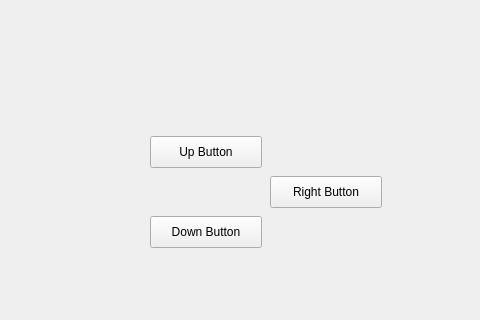
Old version of the form QtDraw/mainwindow.ui in the repository feichay10/QtDraw; both pictures show x 0 to 480 and y 334 to 654 of the 864 by 654 pixel window.
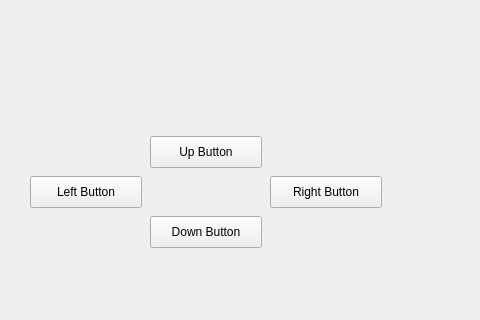
New version of the form.

Commit message: Implemented DrawLeft() method

Diff of the .ui file:
```diff
--- a/QtDraw/mainwindow.ui
+++ b/QtDraw/mainwindow.ui
@@ -81,6 +81,19 @@
      <string>Up Button</string>
     </property>
    </widget>
+   <widget class="QPushButton" name="leftButton">
+    <property name="geometry">
+     <rect>
+      <x>30</x>
+      <y>510</y>
+      <width>112</width>
+      <height>32</height>
+     </rect>
+    </property>
+    <property name="text">
+     <string>Left Button</string>
+    </property>
+   </widget>
   </widget>
   <widget class="QMenuBar" name="menubar">
    <property name="geometry">
```
The commit also changes 2 other files.
